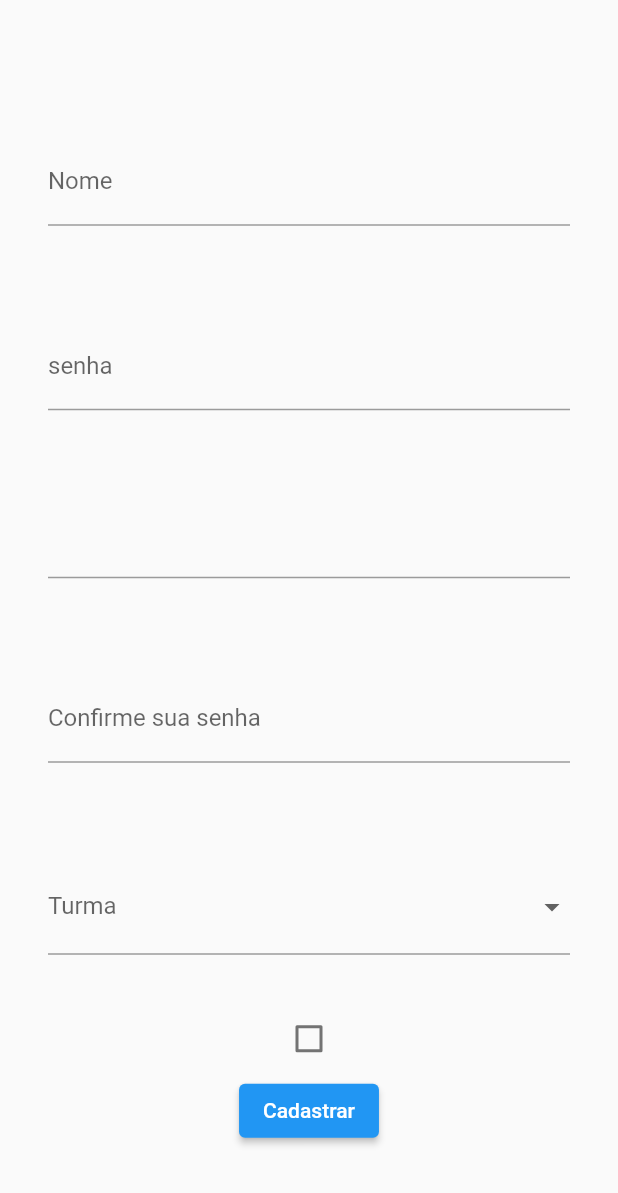
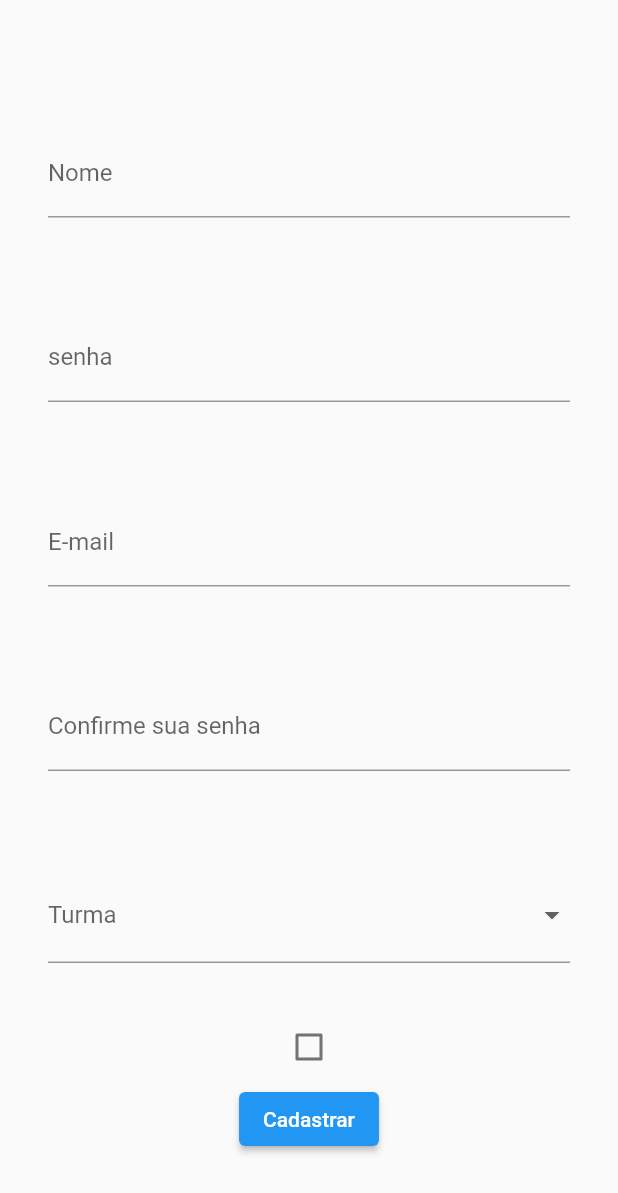
Before and after one commit to A-Vocado/FlutterSemanaTres, a Flutter app: the screen it shows after launch, on a phone screen of 412 x 824 dp. Shown: the top 1193 px of the screen. Run offline on Flutter 3.47's test engine with Material 2 defaults, Android fonts, the phone set to English and light mode, and no system bars.

Commit message:
Update email_field.dart

```diff
--- a/lib/email_field.dart
+++ b/lib/email_field.dart
@@ -11,6 +11,8 @@ class EmailField extends StatelessWidget {
     return Padding(
       padding: const EdgeInsets.all(32.0),
       child: TextFormField(
+        decoration: const InputDecoration(labelText: 'E-mail'),
+        keyboardType: TextInputType.emailAddress,
         validator: Validator.validateEmail,
         onSaved: (value) {
           debugPrint('enviando dados para api');
```
